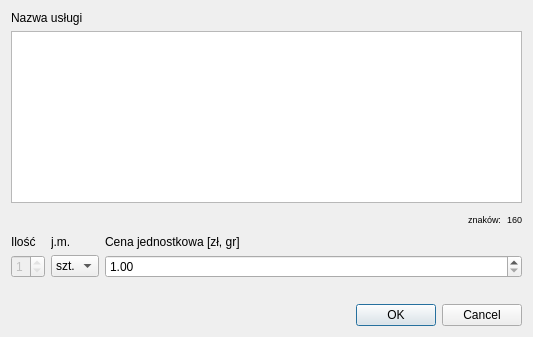
First picture: the form in gui/designer/services.ui, repository pazdzier/Fakturer, before the edit.
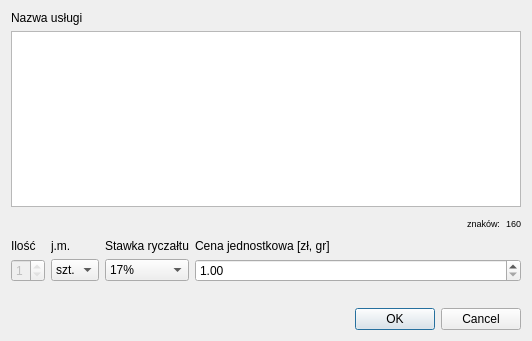
Second picture: the form after the edit.

Commit message: Dodano stawki ryczałtowe do usług

```diff
--- a/gui/designer/services.ui
+++ b/gui/designer/services.ui
@@ -6,8 +6,8 @@
    <rect>
     <x>0</x>
     <y>0</y>
-    <width>533</width>
-    <height>337</height>
+    <width>532</width>
+    <height>341</height>
    </rect>
   </property>
   <property name="windowTitle">
@@ -94,14 +94,7 @@
        </item>
        <item>
         <layout class="QGridLayout" name="gridLayout">
-         <item row="2" column="1">
-          <widget class="QLabel" name="label_3">
-           <property name="text">
-            <string>j.m.</string>
-           </property>
-          </widget>
-         </item>
-         <item row="3" column="0">
+         <item row="4" column="0">
           <widget class="QSpinBox" name="volumeBox">
            <property name="enabled">
             <bool>false</bool>
@@ -114,16 +107,6 @@
            </property>
           </widget>
          </item>
-         <item row="3" column="3">
-          <widget class="QDoubleSpinBox" name="amountBox">
-           <property name="minimum">
-            <double>1.000000000000000</double>
-           </property>
-           <property name="maximum">
-            <double>99999.990000000005239</double>
-           </property>
-          </widget>
-         </item>
          <item row="2" column="0">
           <widget class="QLabel" name="label_2">
            <property name="text">
@@ -131,10 +114,10 @@
            </property>
           </widget>
          </item>
-         <item row="5" column="3">
-          <widget class="QDialogButtonBox" name="buttonBox">
-           <property name="standardButtons">
-            <set>QDialogButtonBox::Cancel|QDialogButtonBox::Ok</set>
+         <item row="2" column="1">
+          <widget class="QLabel" name="label_3">
+           <property name="text">
+            <string>j.m.</string>
            </property>
           </widget>
          </item>
@@ -145,7 +128,14 @@
            </property>
           </widget>
          </item>
-         <item row="4" column="3">
+         <item row="6" column="3">
+          <widget class="QDialogButtonBox" name="buttonBox">
+           <property name="standardButtons">
+            <set>QDialogButtonBox::Cancel|QDialogButtonBox::Ok</set>
+           </property>
+          </widget>
+         </item>
+         <item row="5" column="3">
           <spacer name="horizontalSpacer_2">
            <property name="orientation">
             <enum>Qt::Horizontal</enum>
@@ -158,7 +148,7 @@
            </property>
           </spacer>
          </item>
-         <item row="3" column="1">
+         <item row="4" column="1">
           <widget class="QComboBox" name="measureBox">
            <item>
             <property name="text">
@@ -167,6 +157,72 @@
            </item>
           </widget>
          </item>
+         <item row="4" column="3">
+          <widget class="QDoubleSpinBox" name="amountBox">
+           <property name="minimum">
+            <double>1.000000000000000</double>
+           </property>
+           <property name="maximum">
+            <double>99999.990000000005239</double>
+           </property>
+          </widget>
+         </item>
+         <item row="4" column="2">
+          <widget class="QComboBox" name="percentageBox">
+           <item>
+            <property name="text">
+             <string>17%</string>
+            </property>
+           </item>
+           <item>
+            <property name="text">
+             <string>15%</string>
+            </property>
+           </item>
+           <item>
+            <property name="text">
+             <string>14%</string>
+            </property>
+           </item>
+           <item>
+            <property name="text">
+             <string>12,5%</string>
+            </property>
+           </item>
+           <item>
+            <property name="text">
+             <string>12%</string>
+            </property>
+           </item>
+           <item>
+            <property name="text">
+             <string>10%</string>
+            </property>
+           </item>
+           <item>
+            <property name="text">
+             <string>8,5%</string>
+            </property>
+           </item>
+           <item>
+            <property name="text">
+             <string>5,5%</string>
+            </property>
+           </item>
+           <item>
+            <property name="text">
+             <string>3%</string>
+            </property>
+           </item>
+          </widget>
+         </item>
+         <item row="2" column="2">
+          <widget class="QLabel" name="label_5">
+           <property name="text">
+            <string>Stawka ryczałtu</string>
+           </property>
+          </widget>
+         </item>
         </layout>
        </item>
       </layout>
```
The commit also changes 4 other files.
